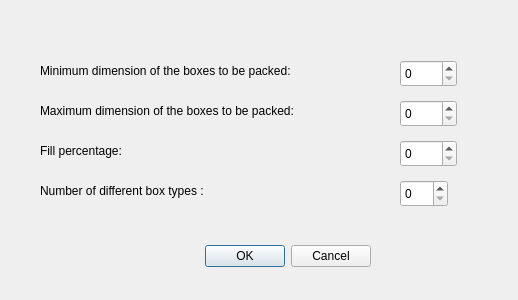
This is dialoggenerarinstancia.ui in amsantosr/ContainerApp as Qt 5 draws it before an edit. The edited form follows.
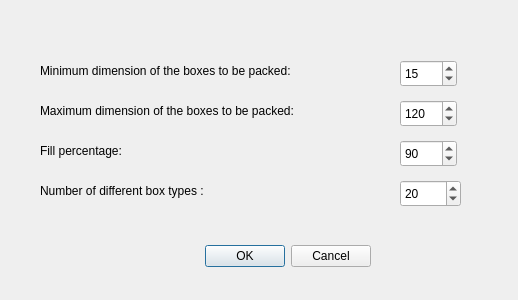
This is the edited form.

The edit to the form file:
```diff
--- a/dialoggenerarinstancia.ui
+++ b/dialoggenerarinstancia.ui
@@ -96,6 +96,9 @@
    <property name="maximum">
     <number>200</number>
    </property>
+   <property name="value">
+    <number>15</number>
+   </property>
   </widget>
   <widget class="QSpinBox" name="spinBoxMaximumDimension">
    <property name="geometry">
@@ -109,6 +112,9 @@
    <property name="maximum">
     <number>200</number>
    </property>
+   <property name="value">
+    <number>120</number>
+   </property>
   </widget>
   <widget class="QSpinBox" name="spinBoxFillPercentage">
    <property name="geometry">
@@ -122,16 +128,22 @@
    <property name="maximum">
     <number>100</number>
    </property>
+   <property name="value">
+    <number>90</number>
+   </property>
   </widget>
   <widget class="QSpinBox" name="spinBoxDifferentTypes">
    <property name="geometry">
     <rect>
      <x>400</x>
      <y>180</y>
-     <width>48</width>
+     <width>61</width>
      <height>27</height>
     </rect>
    </property>
+   <property name="value">
+    <number>20</number>
+   </property>
   </widget>
  </widget>
  <resources/>
```
